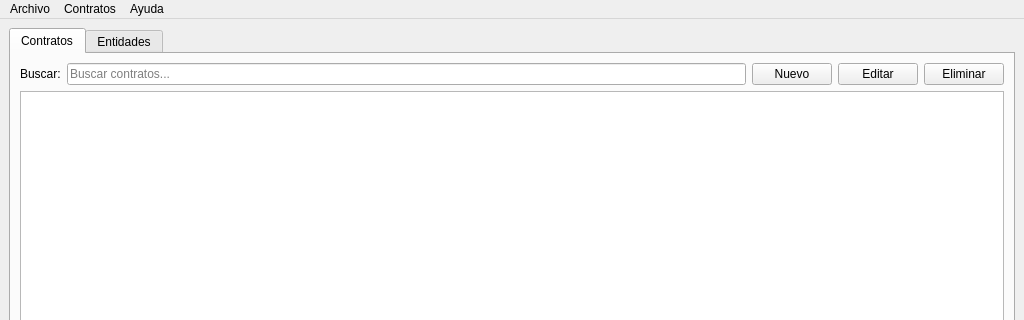
The window that src/ui/mainwindow.ui (crondonb890517/contro-qt6) describes before a commit, drawn with Qt 5; both pictures show x 0 to 1024 and y 0 to 320 of the 1024 by 768 pixel window.
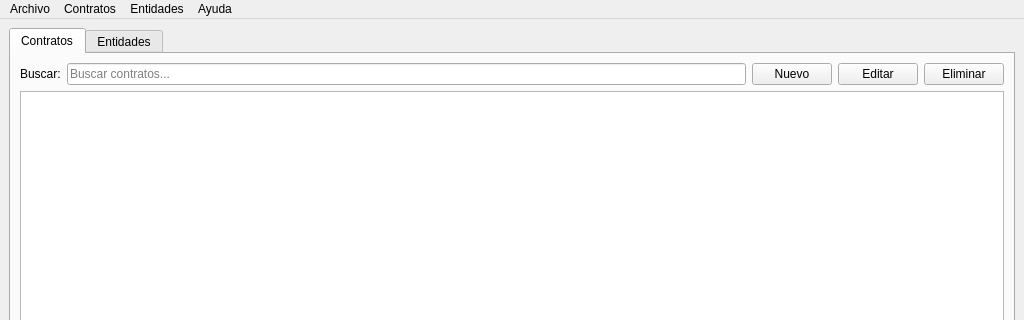
The same window after the commit. Icons and pictures are not drawn.

Commit message:
Add entity management menu options to main window
Key features implemented:
- Added "Entidades" menu to menubar with Nueva Entidad, Editar Entidad, and Eliminar Entidad actions
- Configured keyboard shortcuts for entity management operations (Ctrl+T, Ctrl+Y, Shift+Del)
- Connected entity menu actions to corresponding functionality in the interface

The main window now provides complete menu access for both contract and entity management operations, improving user workflow and application consistency.

What changed in the file:
```diff
--- a/src/ui/mainwindow.ui
+++ b/src/ui/mainwindow.ui
@@ -155,6 +155,7 @@
    </widget>
    <addaction name="menuArchivo"/>
    <addaction name="menuContratos"/>
+   <addaction name="menuEntidades"/>
    <addaction name="menuAyuda"/>
   </widget>
   <widget class="QStatusBar" name="statusbar"/>
```
The commit also changes 1 other file.
